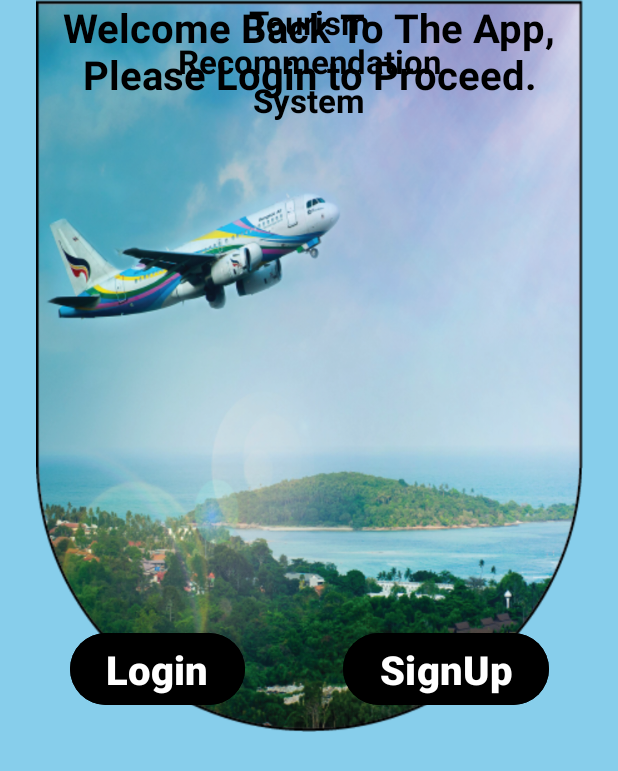
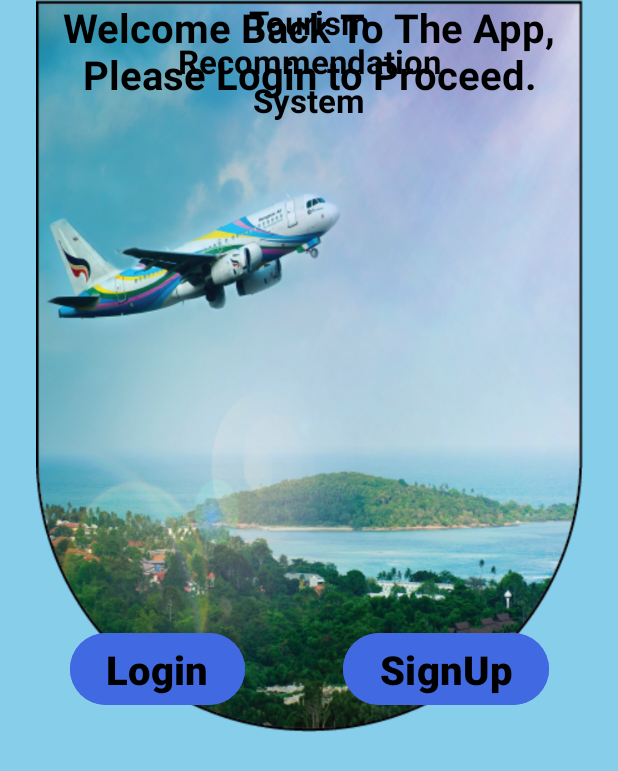
Before and after one commit to Dibya-Bharat/Major_project, an Android app: the screen it shows after launch (MainActivity), on a phone screen of 412 x 824 dp. Shown: the top 771 px of the screen. Run offline under Robolectric (Android 15) with nearby library versions, the phone set to English and light mode, and no system bars.

Commit message:
update android

```diff
--- a/Android/Home_Window/app/src/main/res/layout/activity_main.xml
+++ b/Android/Home_Window/app/src/main/res/layout/activity_main.xml
@@ -58,8 +58,9 @@
             android:id="@+id/button"
             android:layout_width="wrap_content"
             android:layout_height="wrap_content"
-            android:backgroundTint="@color/black"
+            android:backgroundTint="@color/royalblue"
             android:text="Login"
+            android:textColor="@color/black"
             android:textSize="12pt"
             android:textStyle="bold" />
 
@@ -72,8 +73,9 @@
             android:id="@+id/button2"
             android:layout_width="wrap_content"
             android:layout_height="wrap_content"
-            android:backgroundTint="@color/black"
+            android:backgroundTint="@color/royalblue"
             android:text="SignUp"
+            android:textColor="@color/black"
             android:textSize="12pt"
             android:textStyle="bold" />
     </LinearLayout>
--- a/Android/Home_Window/app/src/main/res/values/colors.xml
+++ b/Android/Home_Window/app/src/main/res/values/colors.xml
@@ -3,4 +3,5 @@
     <color name="black">#FF000000</color>
     <color name="white">#FFFFFFFF</color>
     <color name="skyblue">#87CEEB</color>
+    <color name="royalblue">#4169E1</color>>
 </resources>
```
